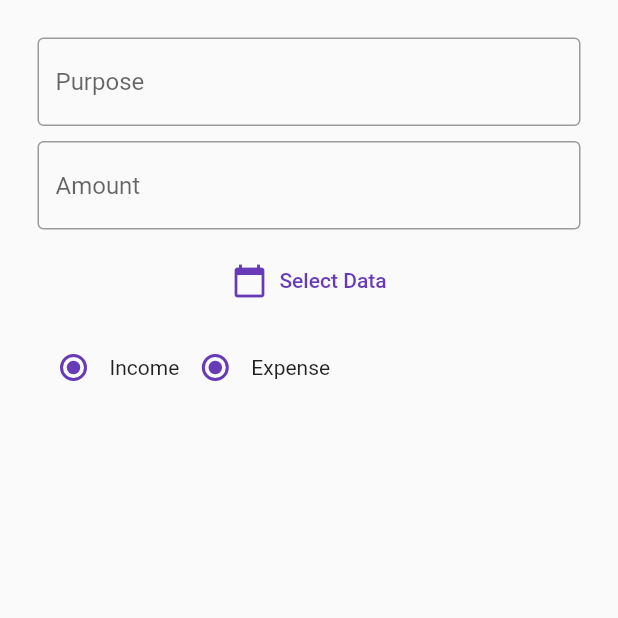
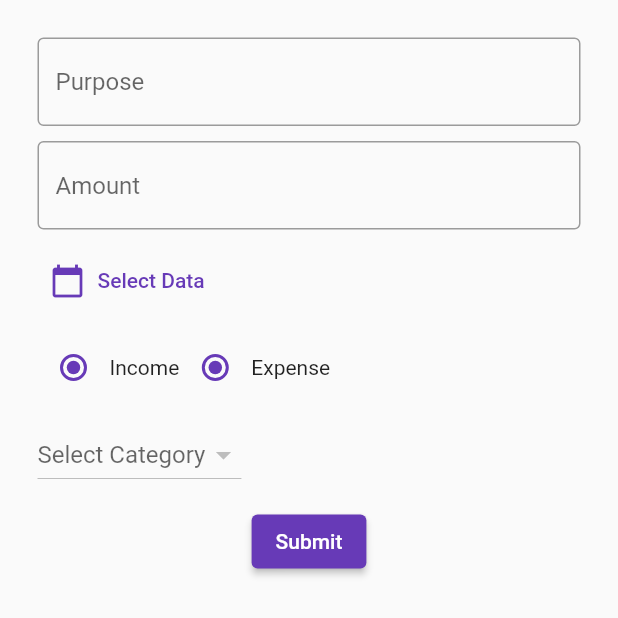
Before and after one commit to Shahanaj2000/PERSONAL-MONEY-MANAGEMENT, a Flutter app: the ScreenAddTransaction screen opened by its route, on a phone screen of 412 x 824 dp, the top half of it. Run offline on Flutter 3.47's test engine with Material 2 defaults, Android fonts, the phone set to English and light mode, and no system bars; our stand-ins replace hive_flutter; accounts and stored records are empty.

Commit message:
ADD | Transaction UI amost done!

```diff
--- a/lib/Screens/addTransaction/screeen_add_transaction.dart
+++ b/lib/Screens/addTransaction/screeen_add_transaction.dart
@@ -1,21 +1,23 @@
 import 'package:flutter/material.dart';
+import 'package:p_m_m/db/category/category_db.dart';
 import 'package:p_m_m/models/category/category_model.dart';
 
 
-class ScreenAddTransaction extends StatelessWidget {
+class ScreenAddTransaction extends StatefulWidget {
 
   static const routeName = 'add-transactions';
 
   const ScreenAddTransaction({super.key});
+
+  @override
+  State<ScreenAddTransaction> createState() => _ScreenAddTransactionState();
+}
+
+class _ScreenAddTransactionState extends State<ScreenAddTransaction> {
+  DateTime? _selectedDate;
+  CategoryType? _selectedCatogoryType;
+  CategoryModel? _selectedCategoryModel;
   //! Data for Transaction
-  /*
-  Pupose
-  Date
-  Amount
-  Income/Expense
-  CategoryType
-
-  */
 
   @override
   Widget build(BuildContext context) {
@@ -24,6 +26,7 @@ class ScreenAddTransaction extends StatelessWidget {
         child: Padding(
           padding: const EdgeInsets.all(25.0),
           child: Column(
+            crossAxisAlignment: CrossAxisAlignment.start,
             children: [
               TextFormField(
                 keyboardType: TextInputType.text,
@@ -41,11 +44,29 @@ class ScreenAddTransaction extends StatelessWidget {
                 ),
               ),
               const SizedBox(height: 10,),
+              //if (_selectedDate == null)
               TextButton.icon(
-                onPressed: () {},
+                onPressed: () async{
+                  final _selectedDateTemp = await showDatePicker(
+                    context: context,
+                    initialDate: DateTime.now(),
+                    firstDate: DateTime.now().subtract(const Duration(days: 30)),
+                    lastDate: DateTime.now(),
+                  );
+                  if (_selectedDateTemp == null) {
+                    return;
+                  } else {
+                    print(_selectedDateTemp.toString());
+                    setState(() {
+                      _selectedDate = _selectedDateTemp;
+                    });
+                  }
+                },
                 icon: const Icon(Icons.calendar_today),
-                label: const Text('Select Data'),
-              ),
+                label:  Text( _selectedDate == null ?'Select Data' : _selectedDate!.toString()),
+              ), //else
+               // Text(_selectedDate.toString()),
+
               const SizedBox(height: 10,),
               Row(
                 children: [
@@ -63,6 +84,7 @@ class ScreenAddTransaction extends StatelessWidget {
                   ),
 
                   Row(
+                    mainAxisAlignment: MainAxisAlignment.spaceEvenly,
                     children: [
                       Radio(
                         value: CategoryType.expense,
@@ -77,6 +99,33 @@ class ScreenAddTransaction extends StatelessWidget {
                 ],
               ),
 
+              const SizedBox(height: 10,),
+              DropdownButton(
+                hint: const Text("Select Category"),
+                items: CategoryDB().expenseCategoryListListner.value.map((e) {
+                  return DropdownMenuItem(
+                    value: e.id,
+                    child: Text(e.name),
+                  );
+                }).toList(),
+
+                onChanged: (selectedValue) {
+                  print(selectedValue);
+                },
+              ),
+              const SizedBox(height: 10,),
+              //! Submit Button
+
+              Row(
+                mainAxisAlignment: MainAxisAlignment.center,
+                children: [
+                  ElevatedButton(
+                    onPressed: () {},
+                    child: const Text('Submit'),
+                  ),
+                ],
+              ),
+
             ],
           ),
         ),
```
